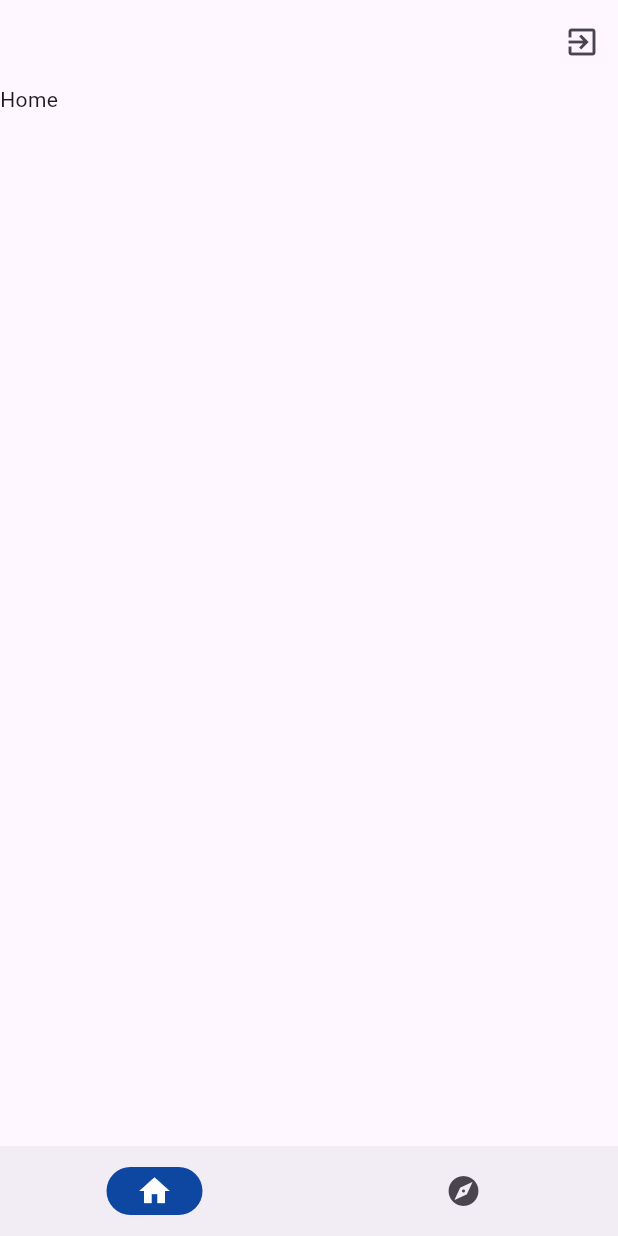
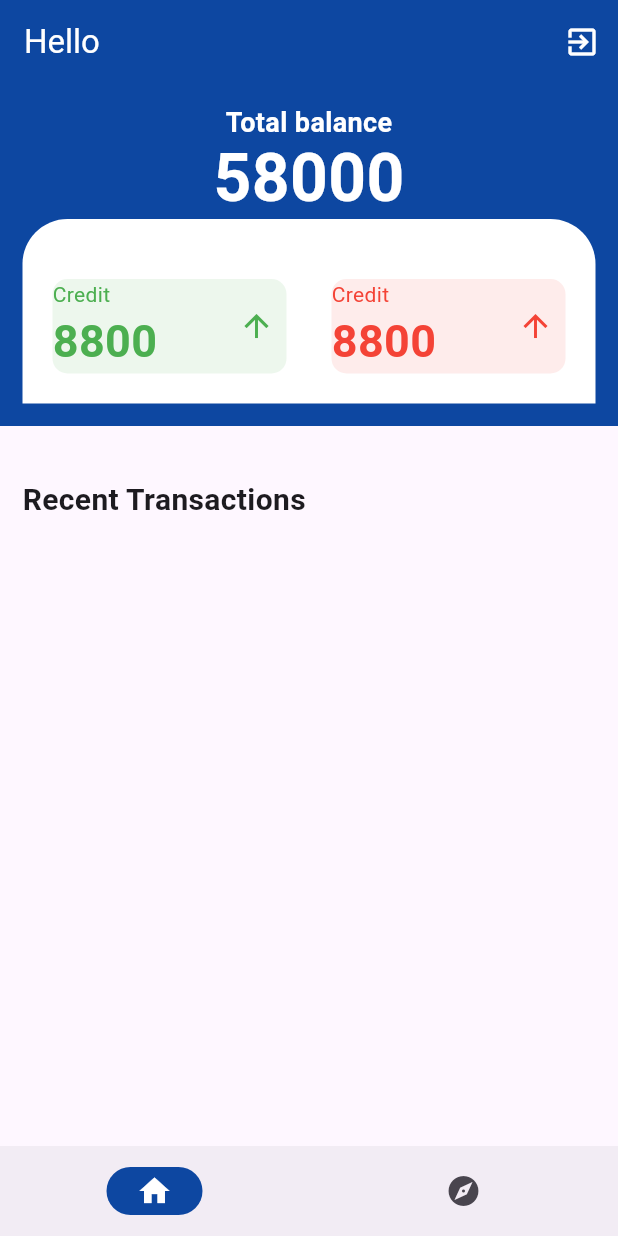
Before and after one commit to ArhanTibro/budget, a Flutter app: the screen it shows once a user with an empty profile is signed in, on a phone screen of 412 x 824 dp. Run offline on Flutter 3.47's test engine with Material 3 defaults, Android fonts, the phone set to English and light mode, and no system bars; our stand-ins replace firebase_auth, firebase_core; accounts and stored records are empty.

Commit message:
customized the home page but not complete yet

```diff
--- a/lib/main.dart
+++ b/lib/main.dart
@@ -19,6 +19,14 @@ class MyApp extends StatelessWidget {
   Widget build(BuildContext context) {
     return MaterialApp(
         title: 'Budget',
+        builder: (context, child) {
+          return MediaQuery(
+            data: MediaQuery.of(context).copyWith(
+              textScaler: const TextScaler.linear(1.0),
+            ),
+            child: child!,
+          );
+        },
         theme: ThemeData(
           colorScheme: ColorScheme.fromSeed(seedColor: Colors.deepPurple),
           useMaterial3: true,
--- a/lib/screens/dashboard.dart
+++ b/lib/screens/dashboard.dart
@@ -13,8 +13,8 @@ class DashBoard extends StatefulWidget {
 class _DashBoardState extends State<DashBoard> {
   int currentIndex = 0;
   var pageViewList = [
-    HomeScreen(),
-    Transactionscreen(),
+    const HomeScreen(),
+    const Transactionscreen(),
   ];
 
   @override
--- a/lib/screens/home-screen.dart
+++ b/lib/screens/home-screen.dart
@@ -1,7 +1,6 @@
 import 'package:budget/screens/login-screen.dart';
 import 'package:firebase_auth/firebase_auth.dart';
 import 'package:flutter/material.dart';
-import 'package:flutter/widgets.dart';
 
 class HomeScreen extends StatefulWidget {
   const HomeScreen({super.key});
@@ -27,19 +26,154 @@ class _HomeScreenState extends State<HomeScreen> {
   Widget build(BuildContext context) {
     return Scaffold(
         appBar: AppBar(
+          backgroundColor: Colors.blue.shade900,
+          title: const Text(
+            'Hello',
+            style: TextStyle(color: Colors.white),
+          ),
           actions: [
             IconButton(
                 onPressed: () {
                   Navigator.pushReplacement(
                     context,
-                    MaterialPageRoute(builder: (context) => LoginView()),
+                    MaterialPageRoute(builder: (context) => const LoginView()),
                   );
                 },
                 icon: isLogoutLoading
-                    ? CircularProgressIndicator()
-                    : const Icon(Icons.exit_to_app))
+                    ? const CircularProgressIndicator()
+                    : const Icon(
+                        Icons.exit_to_app,
+                        color: Colors.white,
+                      ))
           ],
         ),
-        body: Text('Home'));
+        body: const Column(
+          children: [
+            HeroCard(),
+            SizedBox(
+              height: 20,
+            ),
+            Padding(
+              padding: EdgeInsets.all(15),
+              child: Row(
+                children: [
+                  Text(
+                    'Recent Transactions',
+                    style: TextStyle(fontSize: 20, fontWeight: FontWeight.w600),
+                  )
+                ],
+              ),
+            )
+          ],
+        ));
   }
 }
+
+class HeroCard extends StatelessWidget {
+  const HeroCard({
+    super.key,
+  });
+
+  @override
+  Widget build(BuildContext context) {
+    return Container(
+      color: Colors.blue.shade900,
+      child: Column(
+        crossAxisAlignment: CrossAxisAlignment.start,
+        children: [
+          Padding(
+            padding: const EdgeInsets.all(15),
+            child: Column(
+              children: [
+                const Text(
+                  'Total balance',
+                  style: TextStyle(
+                      color: Colors.white,
+                      fontSize: 18,
+                      fontWeight: FontWeight.w600,
+                      height: 1.2),
+                ),
+                const Text(
+                  '58000',
+                  style: TextStyle(
+                      color: Colors.white,
+                      fontSize: 44,
+                      fontWeight: FontWeight.w600,
+                      height: 1.2),
+                ),
+                Container(
+                  padding: const EdgeInsets.only(
+                      top: 30, bottom: 10, left: 10, right: 10),
+                  decoration: const BoxDecoration(
+                    borderRadius: BorderRadius.only(
+                        topLeft: Radius.circular(30),
+                        topRight: Radius.circular(30)),
+                    color: Colors.white,
+                  ),
+                  child: const Row(
+                    children: [
+                      CardOne(color: Colors.green),
+                      SizedBox(
+                        width: 10,
+                      ),
+                      CardOne(color: Colors.red),
+                    ],
+                  ),
+                )
+              ],
+            ),
+          ),
+        ],
+      ),
+    );
+  }
+}
+
+class CardOne extends StatelessWidget {
+  const CardOne({
+    super.key,
+    required this.color,
+  });
+  final Color color;
+  @override
+  Widget build(BuildContext context) {
+    return Expanded(
+      child: Padding(
+        padding: const EdgeInsets.all(10),
+        child: Container(
+          decoration: BoxDecoration(
+              color: color.withOpacity(0.1),
+              borderRadius: BorderRadius.circular(10)),
+          child: Row(
+            children: [
+              Column(
+                crossAxisAlignment: CrossAxisAlignment.start,
+                children: [
+                  Text(
+                    'Credit',
+                    style: TextStyle(color: color, fontSize: 14),
+                  ),
+                  Text(
+                    '8800',
+                    style: TextStyle(
+                        color: color,
+                        fontSize: 30,
+                        fontWeight: FontWeight.w600),
+                  )
+                ],
+              ),
+              const Spacer(),
+              Padding(
+                padding: const EdgeInsets.all(8.0),
+                child: Icon(
+                  Icons.arrow_upward_outlined,
+                  color: color,
+                ),
+              ),
+            ],
+          ),
+        ),
+      ),
+    );
+  }
+}
--- a/lib/screens/login-screen.dart
+++ b/lib/screens/login-screen.dart
@@ -4,7 +4,7 @@ import 'package:budget/utils/appValodator.dart';
 import 'package:flutter/material.dart';
 
 class LoginView extends StatefulWidget {
-  LoginView({super.key});
+  const LoginView({super.key});
 
   @override
   State<LoginView> createState() => _LoginViewState();
--- a/lib/screens/sign-up.dart
+++ b/lib/screens/sign-up.dart
@@ -141,7 +141,7 @@ class _SignupViewState extends State<SignupView> {
                       onPressed: () {
                         Navigator.push(
                           context,
-                          MaterialPageRoute(builder: (context) => LoginView()),
+                          MaterialPageRoute(builder: (context) => const LoginView()),
                         );
                       },
                       child: const Text(
--- a/lib/screens/transaction-screen.dart
+++ b/lib/screens/transaction-screen.dart
@@ -1,5 +1,4 @@
 import 'package:flutter/material.dart';
-import 'package:flutter/widgets.dart';
 
 class Transactionscreen extends StatelessWidget {
   const Transactionscreen({super.key});
--- a/lib/widgets/auth-gate.dart
+++ b/lib/widgets/auth-gate.dart
@@ -12,7 +12,7 @@ class AuthGate extends StatelessWidget {
       stream: FirebaseAuth.instance.authStateChanges(),
       builder: (context, snapshot) {
         if (!snapshot.hasData) {
-          return LoginView();
+          return const LoginView();
         }
         return const DashBoard();
       },
--- a/lib/widgets/navbar.dart
+++ b/lib/widgets/navbar.dart
@@ -1,6 +1,4 @@
-import 'package:flutter/foundation.dart';
 import 'package:flutter/material.dart';
-import 'package:flutter/widgets.dart';
 
 class NavBar extends StatelessWidget {
   const NavBar(
```
